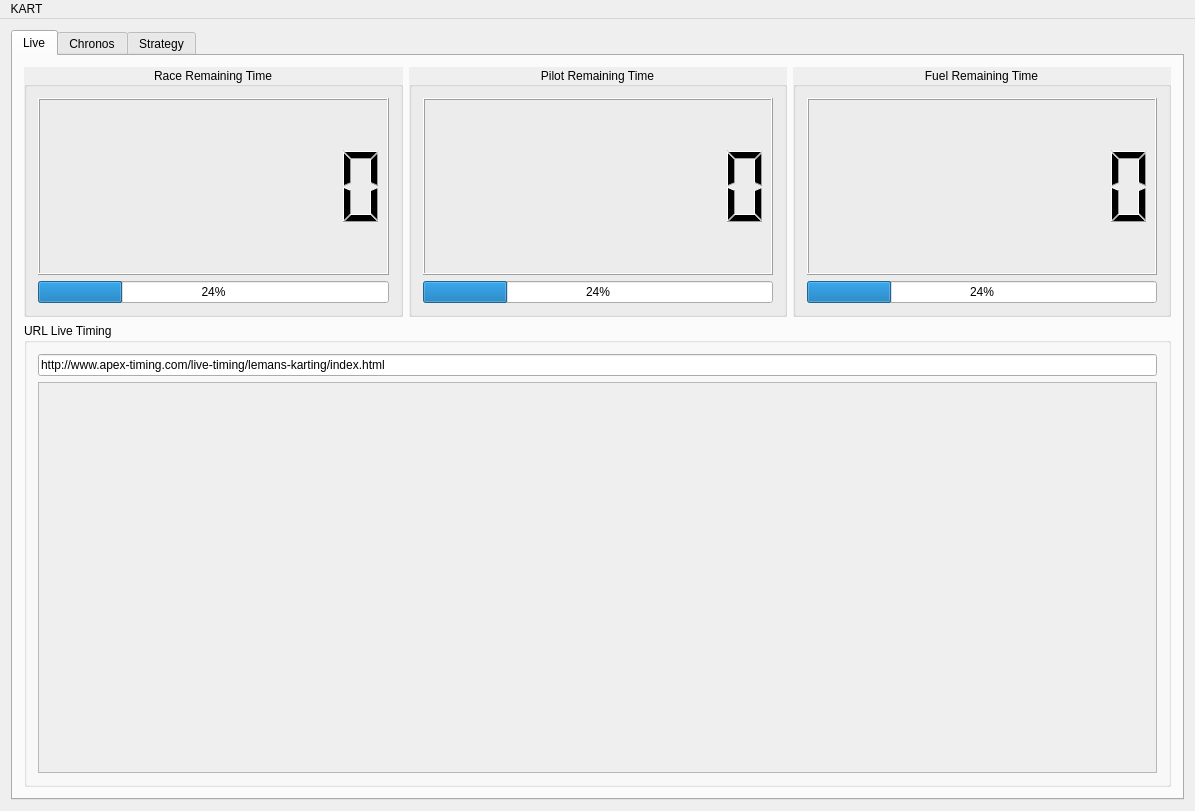
Above: mainwindow.ui from Sixdsn/KART before the change. Below: the same form after it.
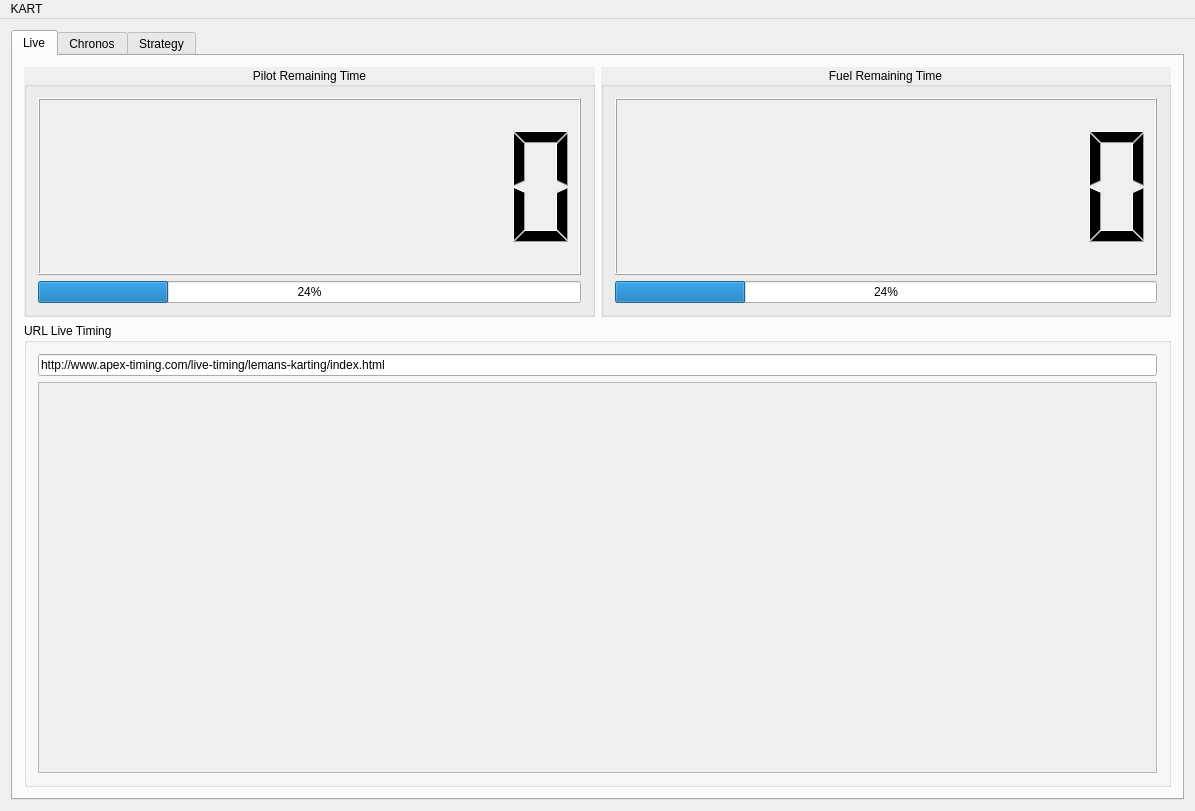
That is the form after the change. The open tabs and pages were chosen to show the change.

Commit message: remove race timers, add visual/sound alerts

What changed in the file:
```diff
--- a/mainwindow.ui
+++ b/mainwindow.ui
@@ -27,62 +27,6 @@
        <layout class="QGridLayout" name="gridLayout_2">
         <item row="0" column="0">
          <layout class="QHBoxLayout" name="horizontalLayout">
-          <item>
-           <widget class="QGroupBox" name="groupBox">
-            <property name="layoutDirection">
-             <enum>Qt::LeftToRight</enum>
-            </property>
-            <property name="autoFillBackground">
-             <bool>true</bool>
-            </property>
-            <property name="title">
-             <string>Race Remaining Time</string>
-            </property>
-            <property name="alignment">
-             <set>Qt::AlignCenter</set>
-            </property>
-            <layout class="QVBoxLayout" name="verticalLayout_2">
-             <item>
-              <widget class="QLCDNumber" name="lcdRace">
-               <property name="minimumSize">
-                <size>
-                 <width>351</width>
-                 <height>177</height>
-                </size>
-               </property>
-               <property name="styleSheet">
-                <string notr="true"/>
-               </property>
-               <property name="inputMethodHints">
-                <set>Qt::ImhTime</set>
-               </property>
-               <property name="frameShape">
-                <enum>QFrame::Box</enum>
-               </property>
-               <property name="lineWidth">
-                <number>1</number>
-               </property>
-               <property name="digitCount">
-                <number>8</number>
-               </property>
-               <property name="value" stdset="0">
-                <double>0.000000000000000</double>
-               </property>
-               <property name="intValue" stdset="0">
-                <number>0</number>
-               </property>
-              </widget>
-             </item>
-             <item>
-              <widget class="QProgressBar" name="progressBarRace">
-               <property name="value">
-                <number>24</number>
-               </property>
-              </widget>
-             </item>
-            </layout>
-           </widget>
-          </item>
           <item>
            <widget class="QGroupBox" name="groupBox_2">
             <property name="layoutDirection">
@@ -106,6 +50,9 @@
                  <height>177</height>
                 </size>
                </property>
+               <property name="autoFillBackground">
+                <bool>true</bool>
+               </property>
                <property name="styleSheet">
                 <string notr="true"/>
                </property>
@@ -156,6 +103,9 @@
                  <height>177</height>
                 </size>
                </property>
+               <property name="autoFillBackground">
+                <bool>true</bool>
+               </property>
                <property name="styleSheet">
                 <string notr="true"/>
                </property>
```
Left out of the diff: 23 changed lines with no effect on the pictures. The commit also changes 4 other files.
